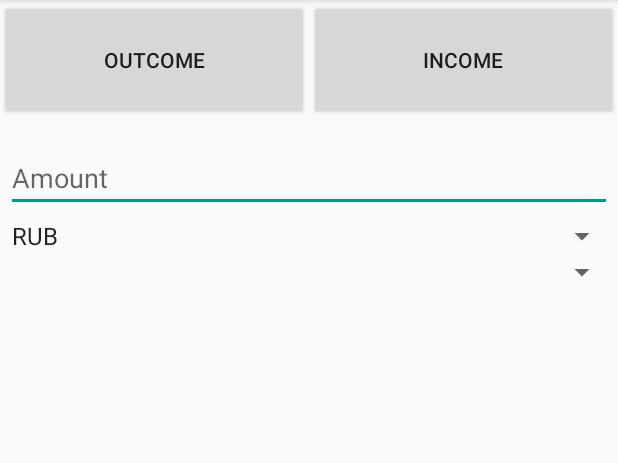
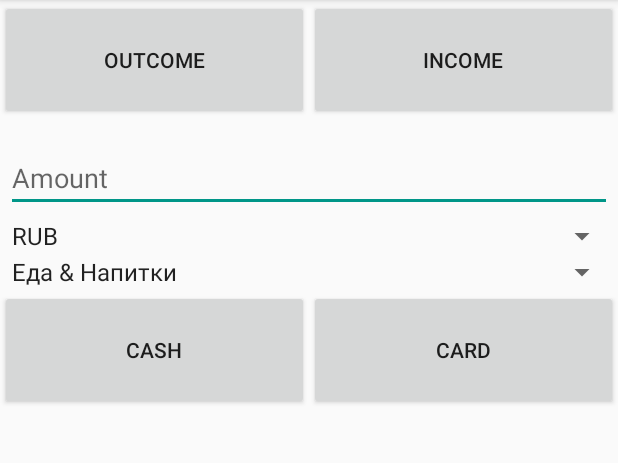
Before and after one commit to Gammanik/FinanceTracker, an Android app: the screen it shows after launch (MainActivity), after a tap on an icon or button, on a phone screen of 412 x 824 dp, the part 84-547 px from its top. Run offline under Robolectric (Android 15) with nearby library versions, the light colour scheme and no system bars.

Commit message:
added category spinner

```diff
--- a/app/src/main/java/io/github/meliphant/financetracker/CurrencySpinnerInflater.kt
+++ /dev/null
@@ -1,5 +0,0 @@
-package io.github.meliphant.financetracker
-
-class CurrencySpinnerInflater {
-
-}
--- a/app/src/main/java/io/github/meliphant/financetracker/NewTransactionDialog.kt
+++ b/app/src/main/java/io/github/meliphant/financetracker/NewTransactionDialog.kt
@@ -38,11 +38,17 @@ class NewTransactionDialog : DialogFragment(), AdapterView.OnItemSelectedListene
         button_close?.setOnClickListener { _ -> dismiss() }
         //TODO: save info when button_save clicked
 
-        val dataAdapter = ArrayAdapter<String>(context,
+        val dataAdapterCurrency = ArrayAdapter<String>(context,
                 android.R.layout.simple_spinner_item, currencyList)
-        dataAdapter.setDropDownViewResource(android.R.layout.simple_spinner_dropdown_item)
-        spinner_currency.adapter = dataAdapter
+        dataAdapterCurrency.setDropDownViewResource(android.R.layout.simple_spinner_dropdown_item)
+        spinner_currency.adapter = dataAdapterCurrency
         spinner_currency.setOnItemSelectedListener(this)
+
+        val dataAdapterCategory = ArrayAdapter<String>(context,
+                android.R.layout.simple_spinner_item, categoryList)
+        dataAdapterCategory.setDropDownViewResource(android.R.layout.simple_spinner_dropdown_item)
+        spinner_category.adapter = dataAdapterCategory
+        spinner_category.setOnItemSelectedListener(this)
     }
 
     override fun onNothingSelected(parent: AdapterView<*>?) {
@@ -57,5 +63,7 @@ class NewTransactionDialog : DialogFragment(), AdapterView.OnItemSelectedListene
         val TAG = "NewTransactionDialog"
         //TODO: add currencies API
         private val currencyList = listOf<String>("RUB", "USD")
+        private val categoryList = listOf<String>("Еда & Напитки", "Магазины", "Транспорт",
+                "Развлечения", "Дом", "Медиа","Инвестиции")
     }
 }
--- a/app/src/main/res/layout/dialog_layout.xml
+++ b/app/src/main/res/layout/dialog_layout.xml
@@ -69,11 +69,31 @@
         android:id="@+id/spinner_currency"
         android:layout_width="match_parent"
         android:layout_height="wrap_content"
-        android:dropDownVerticalOffset="100dp"/>
+        android:dropDownVerticalOffset="100dp" />
 
     <Spinner
         android:id="@+id/spinner_category"
         android:layout_width="match_parent"
-        android:layout_height="wrap_content"/>
+        android:layout_height="wrap_content" />
 
+    <LinearLayout
+        android:layout_width="match_parent"
+        android:layout_height="wrap_content"
+        android:orientation="horizontal">
+
+        <Button
+            android:id="@+id/btn_cash"
+            android:layout_width="0dp"
+            android:layout_height="80dp"
+            android:layout_weight="1"
+            android:text="@string/cash" />
+
+        <Button
+            android:id="@+id/btn_card"
+            android:layout_width="0dp"
+            android:layout_height="80dp"
+            android:layout_weight="1"
+            android:text="@string/card" />
+
+    </LinearLayout>
 </LinearLayout>
--- a/app/src/main/res/values/strings.xml
+++ b/app/src/main/res/values/strings.xml
@@ -5,4 +5,6 @@
     <string name="hint_amount">Amount</string>
     <string name="outcome">OUTCOME</string>
     <string name="income">INCOME</string>
+    <string name="cash">CASH</string>
+    <string name="card">CARD</string>
 </resources>
```
Also changed, not shown: 1 other file.
